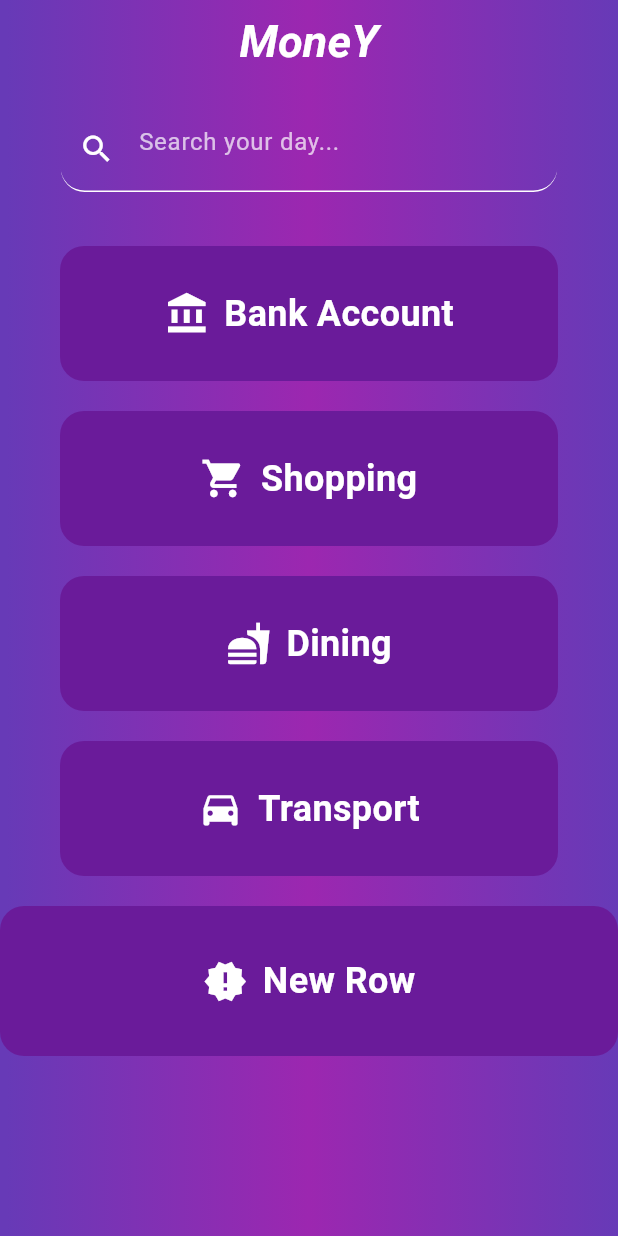
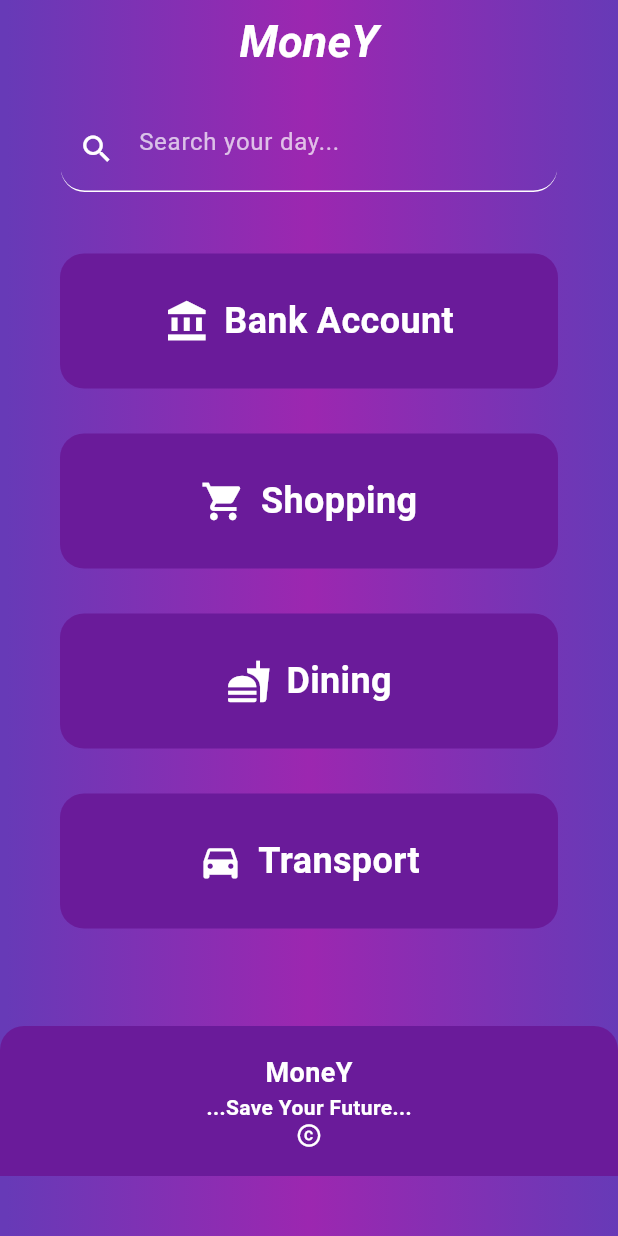
Before and after one commit to Pathirana99/Flutter, a Flutter app: the screen it shows after launch, on a phone screen of 412 x 824 dp. Run offline on Flutter 3.47's test engine with Material 3 defaults, Android fonts, the phone set to English and light mode, and no system bars; our stand-ins replace device_preview.

Commit message:
Update main.dart

```diff
--- a/appl/lib/main.dart
+++ b/appl/lib/main.dart
@@ -49,7 +49,6 @@ class _HomeState extends State<Home> {
 
   @override
   Widget build(BuildContext context) {
-    // Filter data based on the search query
     final filteredData = rowData
         .where((item) =>
             item['text']!.toLowerCase().contains(searchQuery.toLowerCase()))
@@ -102,7 +101,6 @@ class _HomeState extends State<Home> {
                     hintText: 'Search your day...',
                     hintStyle: TextStyle(color: Colors.white70),
                     prefixIcon: const Icon(Icons.search, color: Colors.white),
-                    // filled: true,
                     fillColor: Colors.transparent,
                     border: InputBorder.none,
                     contentPadding: const EdgeInsets.symmetric(
@@ -114,48 +112,61 @@ class _HomeState extends State<Home> {
                 ),
               ),
             ),
+      SizedBox(height: 10),
             Expanded(
               child: ListView.builder(
-                padding: const EdgeInsets.symmetric(vertical: 10),
-                itemCount: filteredData.length + 1, // Add 1 for the new row
+                itemCount: filteredData.length + 2,
                 itemBuilder: (context, index) {
-                  // Check if it's the last index for the new row
                   if (index == filteredData.length) {
-                    return Padding(
-                      padding: const EdgeInsets.symmetric(
-                          horizontal: 0, vertical: 10),
-                      child: Container(
+                    return const SizedBox(height: 50);
+                  } else if (index == filteredData.length + 1) {
+                    return Container(
                       height: 100,
                       decoration: BoxDecoration(
                         color: Colors.purple.shade800,
-                          borderRadius: BorderRadius.circular(16),
+                        borderRadius: const BorderRadius.only(
+                          topLeft: Radius.circular(16),
+                          topRight: Radius.circular(16),
+                        ),
                       ),
                       padding: const EdgeInsets.all(10),
-                        child: Row(
+                      child: Column(
                         mainAxisAlignment: MainAxisAlignment.center,
                         children: const [
-                            Icon(
-                              Icons.new_releases,
-                              color: Colors.white,
-                              size: 30,
-                            ),
-                            SizedBox(width: 10),
-                            Text(
-                              'New Row',
+                          Center(
+                            child: Text(
+                              'MoneY',
                               style: TextStyle(
                                 color: Colors.white,
-                                fontSize: 24,
+                                fontSize: 18,
                                 fontWeight: FontWeight.w600,
                               ),
                             ),
+                          ),
+                          Center(
+                            child: Text(
+                              '...Save Your Future...',
+                              style: TextStyle(
+                                color: Colors.white,
+                                fontSize: 14,
+                                fontWeight: FontWeight.w600,
+                              ),
+                            ),
+                          ),
+                          Center(
+                            child: Icon(
+                              Icons.copyright,
+                              color: Colors.white,
+                             size: 18,
+                            ),
+                          ),
                         ],
-                        ),
                       ),
                     );
                   }
                   return Padding(
                     padding: const EdgeInsets.symmetric(
-                        horizontal: 40, vertical: 10),
+                        horizontal: 40, vertical: 15),
                     child: Container(
                       height: 90,
                       decoration: BoxDecoration(
```
Lines whose indentation alone changed are shown as unchanged.
